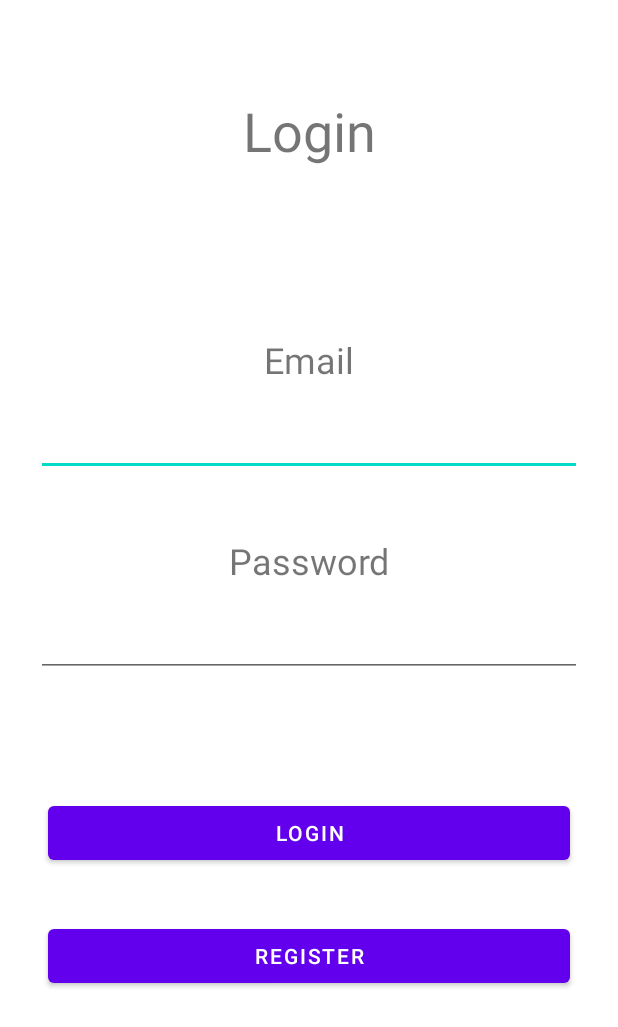
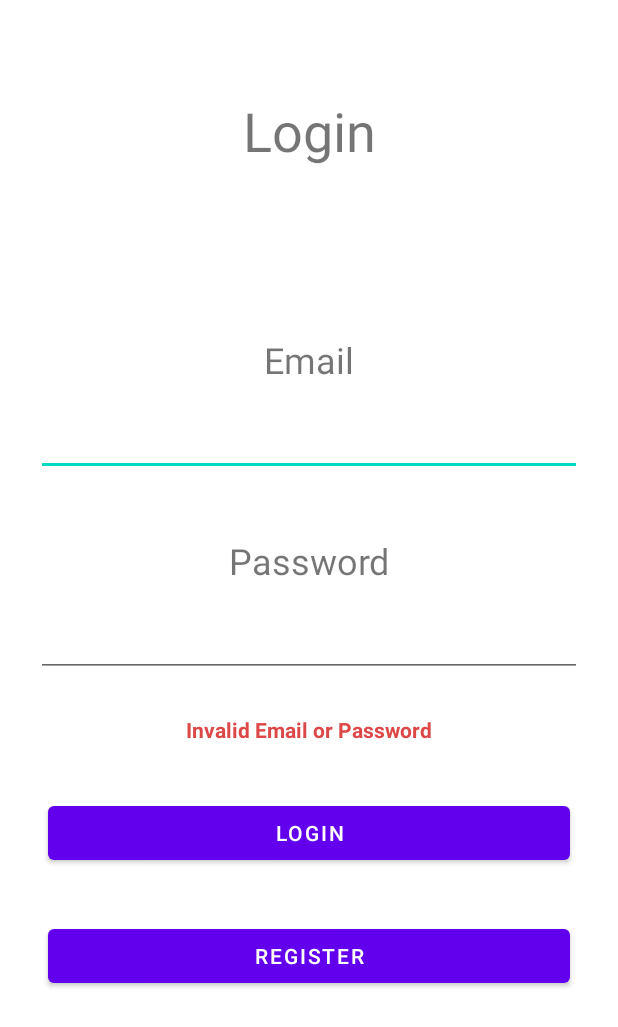
Before and after one commit to juliabazanella0/TrabalhoFinal, an Android app: the layout activity_login.xml on its own in the app's theme, with its tools: preview values and no code run, on a phone screen of 412 x 824 dp. Shown: the top 1027 px of the screen. Run offline under Robolectric (Android 15) with nearby library versions, the phone set to English and light mode, and no system bars.

Commit message:
Implementa Erros de Login

```diff
--- a/app/src/main/java/com/example/trabalho_final/RegisterActivity.kt
+++ b/app/src/main/java/com/example/trabalho_final/RegisterActivity.kt
@@ -66,6 +66,7 @@ class RegisterActivity : AppCompatActivity() {
                 }
 
             }
+
             return
         }
 
--- a/app/src/main/java/com/example/trabalho_final/dao/PersonDAO.kt
+++ b/app/src/main/java/com/example/trabalho_final/dao/PersonDAO.kt
@@ -43,7 +43,7 @@ class PersonDAO {
             }
 
             override fun onFailure(call: Call<LoginResponse>, t: Throwable) {
-                // Erro de conexão
+                Log.e("falhouu", t.toString())
             }
         })
     }
--- a/app/src/main/res/layout/activity_login.xml
+++ b/app/src/main/res/layout/activity_login.xml
@@ -110,5 +110,19 @@
         app:layout_constraintStart_toStartOf="parent"
         app:layout_constraintTop_toBottomOf="@+id/textView4" />
 
+    <TextView
+        android:id="@+id/errorLogin"
+        android:layout_width="wrap_content"
+        android:layout_height="wrap_content"
+        android:layout_marginTop="25dp"
+        android:text="@string/invalid_email_or_password"
+        android:textColor="#DC4848"
+        android:textStyle="bold"
+        android:visibility="gone"
+        app:layout_constraintEnd_toEndOf="parent"
+        app:layout_constraintStart_toStartOf="parent"
+        app:layout_constraintTop_toBottomOf="@+id/txtSenha"
+        tools:visibility="visible" />
+
 
 </androidx.constraintlayout.widget.ConstraintLayout>
--- a/app/src/main/res/values/strings.xml
+++ b/app/src/main/res/values/strings.xml
@@ -34,4 +34,5 @@
     <string name="is_invalid">%1$s is invalid</string>
     <string name="dont_match">%1$s and %2$s don\'t match</string>
     <string name="is_too_short">%1$s is too short</string>
+    <string name="invalid_email_or_password">Invalid Email or Password</string>
 </resources>
```
Also changed, not shown: app/src/main/java/com/example/trabalho_final/LoginActivity.kt (+7 -6 lines), app/src/main/java/com/example/trabalho_final/MainActivity.kt (+28 -26 lines), 1 other file.
